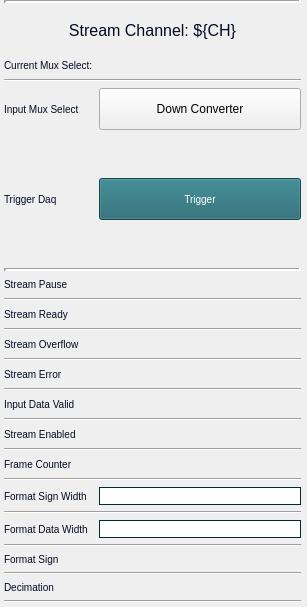
Qt form individuals/down_converter_ch_stream.ui (cristinasewell/ATCA_PyDM_Screens) before a commit.
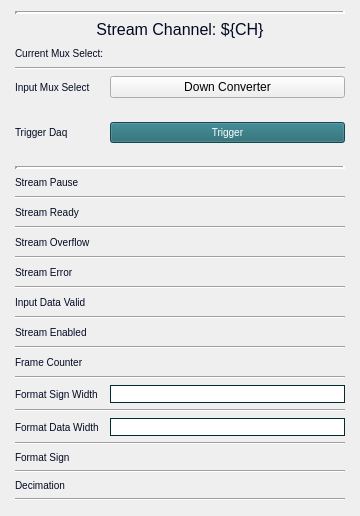
The same form after that commit. Custom widgets are drawn as their Qt base class.

Commit message: WIP - changed some labels and fonts

Diff of the .ui file:
```diff
--- a/individuals/down_converter_ch_stream.ui
+++ b/individuals/down_converter_ch_stream.ui
@@ -6,8 +6,8 @@
    <rect>
     <x>0</x>
     <y>0</y>
-    <width>307</width>
-    <height>607</height>
+    <width>360</width>
+    <height>516</height>
    </rect>
   </property>
   <property name="sizePolicy">
@@ -25,20 +25,8 @@
   <property name="windowTitle">
    <string>Bay0 Channel Stream</string>
   </property>
-  <layout class="QVBoxLayout" name="verticalLayout_2" stretch="1">
-   <property name="leftMargin">
-    <number>0</number>
-   </property>
-   <property name="topMargin">
-    <number>0</number>
-   </property>
-   <property name="rightMargin">
-    <number>2</number>
-   </property>
-   <property name="bottomMargin">
-    <number>0</number>
-   </property>
-   <item>
+  <layout class="QGridLayout" name="gridLayout_2">
+   <item row="0" column="0">
     <layout class="QGridLayout" name="gridLayout" columnstretch="0,0">
      <property name="sizeConstraint">
       <enum>QLayout::SetDefaultConstraint</enum>
@@ -155,6 +143,24 @@
          <property name="orientation" stdset="0">
           <enum>Qt::Horizontal</enum>
          </property>
+         <property name="marginTop" stdset="0">
+          <number>0</number>
+         </property>
+         <property name="marginBottom" stdset="0">
+          <number>0</number>
+         </property>
+         <property name="marginLeft" stdset="0">
+          <number>0</number>
+         </property>
+         <property name="marginRight" stdset="0">
+          <number>0</number>
+         </property>
+         <property name="horizontalSpacing" stdset="0">
+          <number>4</number>
+         </property>
+         <property name="verticalSpacing" stdset="0">
+          <number>0</number>
+         </property>
         </widget>
        </item>
       </layout>
@@ -479,6 +485,24 @@
          <property name="orientation" stdset="0">
           <enum>Qt::Horizontal</enum>
          </property>
+         <property name="marginTop" stdset="0">
+          <number>0</number>
+         </property>
+         <property name="marginBottom" stdset="0">
+          <number>0</number>
+         </property>
+         <property name="marginLeft" stdset="0">
+          <number>0</number>
+         </property>
+         <property name="marginRight" stdset="0">
+          <number>0</number>
+         </property>
+         <property name="horizontalSpacing" stdset="0">
+          <number>4</number>
+         </property>
+         <property name="verticalSpacing" stdset="0">
+          <number>0</number>
+         </property>
         </widget>
        </item>
       </layout>
```
Left out of the diff: 4 changed lines with no effect on the pictures. The commit also changes 6 other files.
